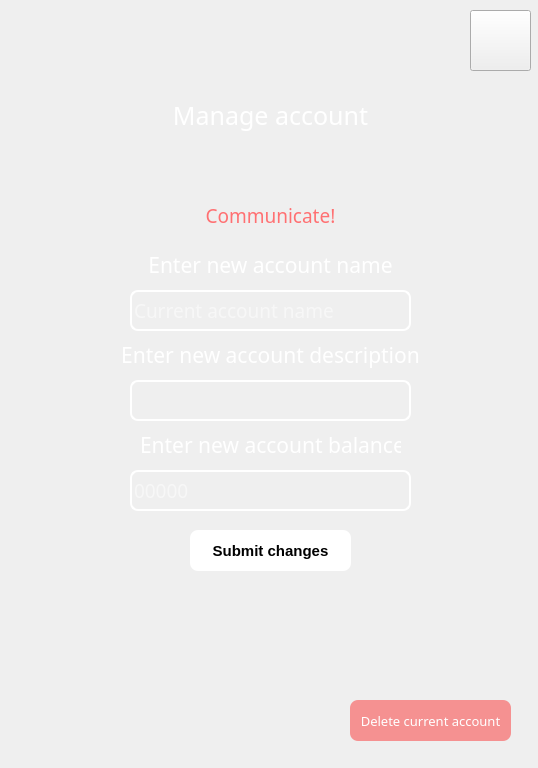
This is ui/ManageAccountPage.ui in vburmus/budget-calculator as Qt 5 draws it before an edit. The edited form follows.
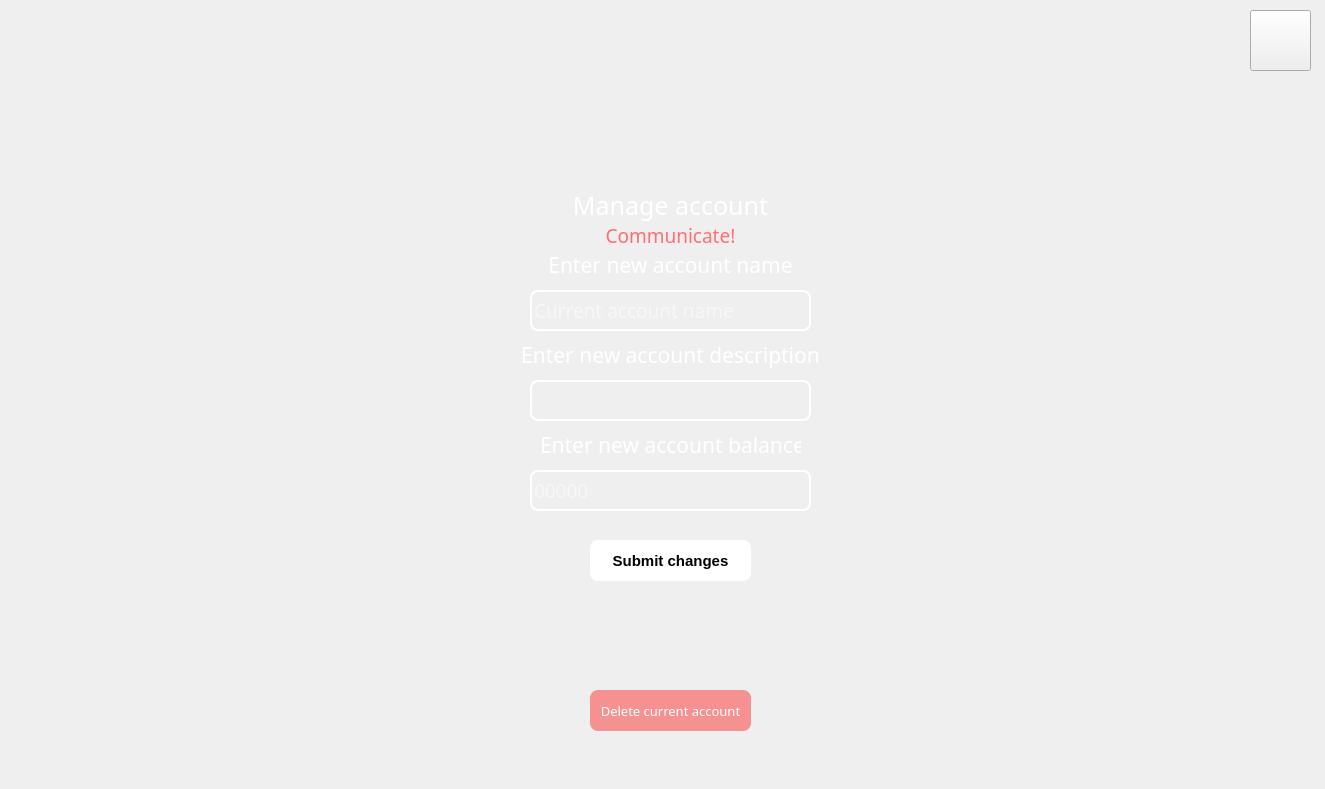
This is the edited form. Icons and pictures are not drawn.

Commit message: fix(budget_calculator) resized pages size

Patch:
```diff
--- a/ui/ManageAccountPage.ui
+++ b/ui/ManageAccountPage.ui
@@ -6,8 +6,8 @@
    <rect>
     <x>0</x>
     <y>0</y>
-    <width>538</width>
-    <height>768</height>
+    <width>1325</width>
+    <height>789</height>
    </rect>
   </property>
   <property name="windowTitle">
@@ -21,7 +21,7 @@
     <rect>
      <x>-30</x>
      <y>-30</y>
-     <width>581</width>
+     <width>1371</width>
      <height>821</height>
     </rect>
    </property>
@@ -51,7 +51,7 @@
   <widget class="QLineEdit" name="AccNameText">
    <property name="geometry">
     <rect>
-     <x>130</x>
+     <x>530</x>
      <y>290</y>
      <width>281</width>
      <height>41</height>
@@ -90,7 +90,7 @@
   <widget class="QLabel" name="enterAccNameLabel">
    <property name="geometry">
     <rect>
-     <x>140</x>
+     <x>540</x>
      <y>240</y>
      <width>261</width>
      <height>51</height>
@@ -114,8 +114,8 @@
   <widget class="QPushButton" name="submitButton">
    <property name="geometry">
     <rect>
-     <x>190</x>
-     <y>530</y>
+     <x>590</x>
+     <y>540</y>
      <width>161</width>
      <height>41</height>
     </rect>
@@ -153,9 +153,9 @@
   <widget class="QLabel" name="addAccLabel">
    <property name="geometry">
     <rect>
-     <x>140</x>
-     <y>90</y>
-     <width>261</width>
+     <x>530</x>
+     <y>180</y>
+     <width>281</width>
      <height>51</height>
     </rect>
    </property>
@@ -177,7 +177,7 @@
   <widget class="QPushButton" name="exitButton">
    <property name="geometry">
     <rect>
-     <x>470</x>
+     <x>1250</x>
      <y>10</y>
      <width>61</width>
      <height>61</height>
@@ -218,8 +218,8 @@
   <widget class="QLabel" name="communicateTextLabel">
    <property name="geometry">
     <rect>
-     <x>90</x>
-     <y>200</y>
+     <x>490</x>
+     <y>220</y>
      <width>361</width>
      <height>31</height>
     </rect>
@@ -243,7 +243,7 @@
   <widget class="QLabel" name="enterAccDescrLabel">
    <property name="geometry">
     <rect>
-     <x>100</x>
+     <x>500</x>
      <y>330</y>
      <width>341</width>
      <height>51</height>
@@ -267,7 +267,7 @@
   <widget class="QLineEdit" name="AccDescrText">
    <property name="geometry">
     <rect>
-     <x>130</x>
+     <x>530</x>
      <y>380</y>
      <width>281</width>
      <height>41</height>
@@ -306,7 +306,7 @@
   <widget class="QLabel" name="enterAccBalance">
    <property name="geometry">
     <rect>
-     <x>140</x>
+     <x>540</x>
      <y>420</y>
      <width>261</width>
      <height>51</height>
@@ -330,7 +330,7 @@
   <widget class="QLineEdit" name="AccBalanceText">
    <property name="geometry">
     <rect>
-     <x>130</x>
+     <x>530</x>
      <y>470</y>
      <width>281</width>
      <height>41</height>
@@ -369,8 +369,8 @@
   <widget class="QPushButton" name="deleteAccountButton">
    <property name="geometry">
     <rect>
-     <x>350</x>
-     <y>700</y>
+     <x>590</x>
+     <y>690</y>
      <width>161</width>
      <height>41</height>
     </rect>
```
The commit also changes 9 other files.
